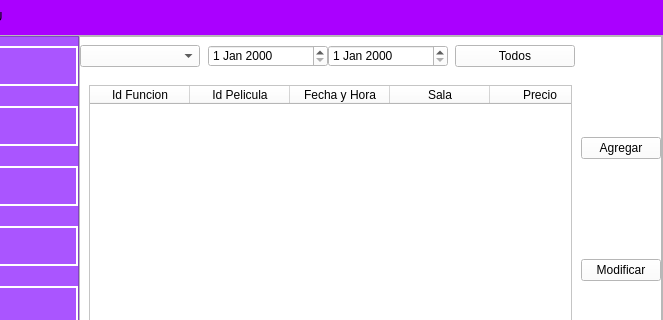
The window that ui/menu.ui (LeandroMuzalski1843/Proyecto_Final_Practicas_II) describes before a commit, drawn with Qt 5; both pictures show x 122 to 785 and y 0 to 320 of the 785 by 628 pixel window.
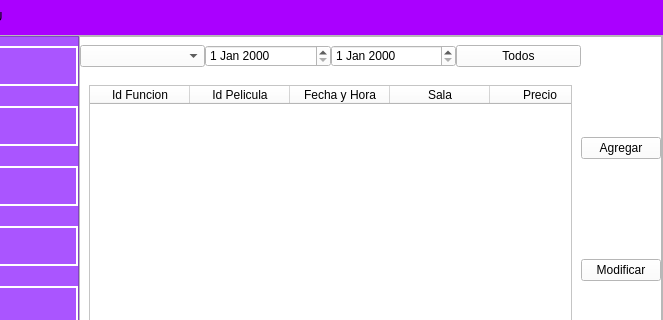
The same window after the commit. The open tabs and pages were chosen to show the change. Icons and pictures are not drawn.

What changed in the file:
```diff
--- a/ui/menu.ui
+++ b/ui/menu.ui
@@ -708,19 +708,6 @@
                         </property>
                        </widget>
                       </item>
-                      <item>
-                       <spacer name="horizontalSpacer_8">
-                        <property name="orientation">
-                         <enum>Qt::Horizontal</enum>
-                        </property>
-                        <property name="sizeHint" stdset="0">
-                         <size>
-                          <width>40</width>
-                          <height>20</height>
-                         </size>
-                        </property>
-                       </spacer>
-                      </item>
                       <item>
                        <widget class="QDateEdit" name="fecha_filtro_inicio_f">
                         <property name="minimumSize">
@@ -731,19 +718,6 @@
                         </property>
                        </widget>
                       </item>
-                      <item>
-                       <spacer name="horizontalSpacer_9">
-                        <property name="orientation">
-                         <enum>Qt::Horizontal</enum>
-                        </property>
-                        <property name="sizeHint" stdset="0">
-                         <size>
-                          <width>18</width>
-                          <height>20</height>
-                         </size>
-                        </property>
-                       </spacer>
-                      </item>
                       <item>
                        <widget class="QDateEdit" name="fecha_filtro_fin_f">
                         <property name="minimumSize">
@@ -754,19 +728,6 @@
                         </property>
                        </widget>
                       </item>
-                      <item>
-                       <spacer name="horizontalSpacer_11">
-                        <property name="orientation">
-                         <enum>Qt::Horizontal</enum>
-                        </property>
-                        <property name="sizeHint" stdset="0">
-                         <size>
-                          <width>40</width>
-                          <height>20</height>
-                         </size>
-                        </property>
-                       </spacer>
-                      </item>
                       <item>
                        <widget class="QPushButton" name="btn_mostrar_todo_funcion">
                         <property name="minimumSize">
@@ -780,19 +741,6 @@
                         </property>
                        </widget>
                       </item>
-                      <item>
-                       <spacer name="horizontalSpacer_10">
-                        <property name="orientation">
-                         <enum>Qt::Horizontal</enum>
-                        </property>
-                        <property name="sizeHint" stdset="0">
-                         <size>
-                          <width>38</width>
-                          <height>20</height>
-                         </size>
-                        </property>
-                       </spacer>
-                      </item>
                      </layout>
                     </item>
                    </layout>
```
Left out of the diff: 24 changed lines with no effect on the pictures.
